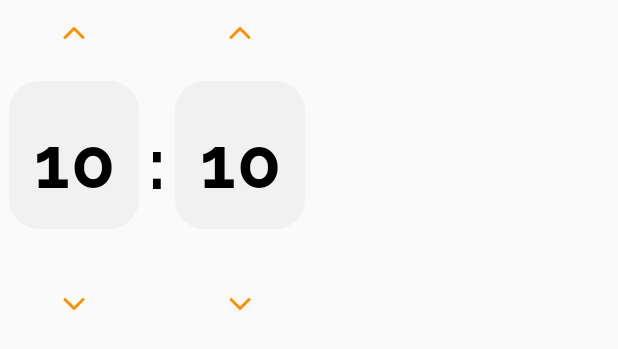
After one commit to Krirati/diary-my-life, an Android app: the layout widget_select_time.xml on its own in the app's theme, with its tools: preview values and no code run, on a phone screen of 412 x 824 dp. The commit adds this screen. Shown: the top 349 px of the screen. Run offline under Robolectric (Android 15) with nearby library versions, the phone set to English and light mode, and no system bars.

Commit message:
[Add] handle select time

```diff
--- a/app/src/main/java/com/kstudio/diarymylife/utils/Const.kt
+++ b/app/src/main/java/com/kstudio/diarymylife/utils/Const.kt
@@ -9,5 +9,7 @@ class Keys {
 class Formats {
     companion object {
         const val DATE_FORMAT = "dd-MM-yyyy"
+        const val DATE_FORMAT_APP = "MMMM, dd EEEE"
+        const val DATE_TIME_FORMAT_APP = "MMMM, dd EEEE hh:mm"
     }
 }
--- a/app/src/main/java/com/kstudio/diarymylife/utils/ViewUtils.kt
+++ b/app/src/main/java/com/kstudio/diarymylife/utils/ViewUtils.kt
@@ -2,6 +2,8 @@ package com.kstudio.diarymylife.utils
 
 import android.annotation.SuppressLint
 import com.kstudio.diarymylife.utils.Formats.Companion.DATE_FORMAT
+import com.kstudio.diarymylife.utils.Formats.Companion.DATE_FORMAT_APP
+import com.kstudio.diarymylife.utils.Formats.Companion.DATE_TIME_FORMAT_APP
 import java.text.ParseException
 import java.text.SimpleDateFormat
 import java.time.LocalDate
@@ -10,7 +12,7 @@ import java.time.format.DateTimeFormatter
 import java.util.*
 
 @SuppressLint("SimpleDateFormat")
-fun convertTime(timestamp: LocalDateTime, format: String): String {
+fun convertTime(timestamp: LocalDateTime, format: String = DATE_TIME_FORMAT_APP): String {
     val formatter = DateTimeFormatter.ofPattern(format)
     return timestamp.format(formatter)
 }
@@ -45,7 +47,7 @@ fun String.toLocalDate(stringFormat: String = DATE_FORMAT): LocalDate? {
     return LocalDate.parse(this, formatter)
 }
 
-fun LocalDate.toStringFormatApp(stringFormat: String = "MMMM, dd EEEE"): String? {
+fun LocalDate.toStringFormatApp(stringFormat: String = DATE_FORMAT_APP): String? {
     val formatter = DateTimeFormatter.ofPattern(stringFormat)
     return this.format(formatter)
 }
--- /dev/null
+++ b/app/src/main/res/layout/item_select_time.xml
@@ -0,0 +1,71 @@
+<?xml version="1.0" encoding="utf-8"?>
+    <androidx.constraintlayout.widget.ConstraintLayout xmlns:android="http://schemas.android.com/apk/res/android"
+        xmlns:app="http://schemas.android.com/apk/res-auto"
+        xmlns:tools="http://schemas.android.com/tools"
+        android:layout_width="wrap_content"
+        android:layout_height="wrap_content">
+
+        <androidx.appcompat.widget.AppCompatImageButton
+            android:id="@+id/button_plus"
+            android:layout_width="44dp"
+            android:layout_height="44dp"
+            android:background="@color/transparent"
+            android:rotation="90"
+            android:src="@drawable/ic_back"
+            android:tint="@color/amber_800"
+            app:layout_constraintEnd_toEndOf="@+id/container_date"
+            app:layout_constraintStart_toStartOf="@+id/container_date"
+            app:layout_constraintTop_toTopOf="parent"
+            tools:visibility="visible" />
+
+        <androidx.constraintlayout.widget.ConstraintLayout
+            android:id="@+id/container_date"
+            android:layout_width="wrap_content"
+            android:layout_height="wrap_content"
+            android:layout_marginHorizontal="@dimen/dp_6"
+            android:background="@drawable/bg_round_card_action"
+            android:padding="@dimen/dp_16"
+            app:layout_constraintBottom_toBottomOf="parent"
+            app:layout_constraintEnd_toEndOf="parent"
+            app:layout_constraintStart_toStartOf="parent"
+            app:layout_constraintTop_toBottomOf="@+id/button_plus"
+            app:layout_constraintVertical_bias="0.121">
+
+            <androidx.appcompat.widget.AppCompatTextView
+                android:id="@+id/select_number"
+                style="@style/H1BlackCenter"
+                android:layout_width="wrap_content"
+                android:layout_height="wrap_content"
+                android:text="10"
+                android:textSize="48sp"
+                app:layout_constraintEnd_toEndOf="parent"
+                app:layout_constraintStart_toStartOf="parent"
+                app:layout_constraintTop_toTopOf="parent" />
+
+        </androidx.constraintlayout.widget.ConstraintLayout>
+
+        <androidx.appcompat.widget.AppCompatTextView
+            android:id="@+id/type_number"
+            style="@style/SubtitleGreyRight"
+            android:layout_width="wrap_content"
+            android:layout_height="wrap_content"
+            android:layout_marginTop="@dimen/dp_4"
+            app:layout_constraintStart_toStartOf="@+id/container_date"
+            app:layout_constraintTop_toBottomOf="@+id/container_date"
+            tools:text="Houddr" />
+
+        <androidx.appcompat.widget.AppCompatImageButton
+            android:id="@+id/button_minus"
+            android:layout_width="44dp"
+            android:layout_height="44dp"
+            android:layout_marginTop="@dimen/dp_4"
+            android:background="@color/transparent"
+            android:rotation="-90"
+            android:src="@drawable/ic_back"
+            android:tint="@color/amber_800"
+            app:layout_constraintEnd_toEndOf="@+id/container_date"
+            app:layout_constraintStart_toStartOf="@+id/container_date"
+            app:layout_constraintTop_toBottomOf="@+id/type_number"
+            tools:visibility="visible" />
+
+    </androidx.constraintlayout.widget.ConstraintLayout>
--- /dev/null
+++ b/app/src/main/res/layout/widget_select_time.xml
@@ -0,0 +1,33 @@
+<?xml version="1.0" encoding="utf-8"?>
+<LinearLayout xmlns:android="http://schemas.android.com/apk/res/android"
+    xmlns:app="http://schemas.android.com/apk/res-auto"
+    xmlns:tools="http://schemas.android.com/tools"
+    android:layout_width="wrap_content"
+    android:layout_height="wrap_content">
+
+    <include
+        android:id="@+id/hour"
+        layout="@layout/item_select_time"
+        app:layout_constraintStart_toStartOf="parent"
+        app:layout_constraintTop_toTopOf="parent" />
+
+    <androidx.appcompat.widget.AppCompatTextView
+        android:id="@+id/dot_space"
+        style="@style/H1BlackCenter"
+        android:layout_width="wrap_content"
+        android:layout_height="wrap_content"
+        android:layout_gravity="center_vertical"
+        android:text=":"
+        android:textSize="48sp"
+        android:layout_marginBottom="@dimen/dp_8"
+        app:layout_constraintBottom_toBottomOf="@+id/hour"
+        app:layout_constraintStart_toEndOf="@id/hour"
+        app:layout_constraintTop_toTopOf="@+id/hour" />
+
+    <include
+        android:id="@+id/minute"
+        layout="@layout/item_select_time"
+        tools:layout_editor_absoluteX="147dp"
+        tools:layout_editor_absoluteY="0dp" />
+
+</LinearLayout>
```
Also changed, not shown: app/src/main/java/com/kstudio/diarymylife/model/ResultSelectDate.kt (+7 -2 lines), app/src/main/java/com/kstudio/diarymylife/ui/base/BaseViewModel.kt (+11 -3 lines), app/src/main/java/com/kstudio/diarymylife/ui/widgets/DateView.kt (+8 -2 lines), app/src/main/java/com/kstudio/diarymylife/ui/widgets/TimePicker.kt (added, +98 -0 lines), app/src/main/java/com/kstudio/diarymylife/ui/widgets/select_date_bottomsheet/SelectDateBottomSheet.kt (+23 -11 lines), app/src/main/java/com/kstudio/diarymylife/ui/write/WriteFragment.kt (+5 -3 lines), app/src/main/res/layout/bottom_sheet_select_date.xml (+5 -14 lines).
